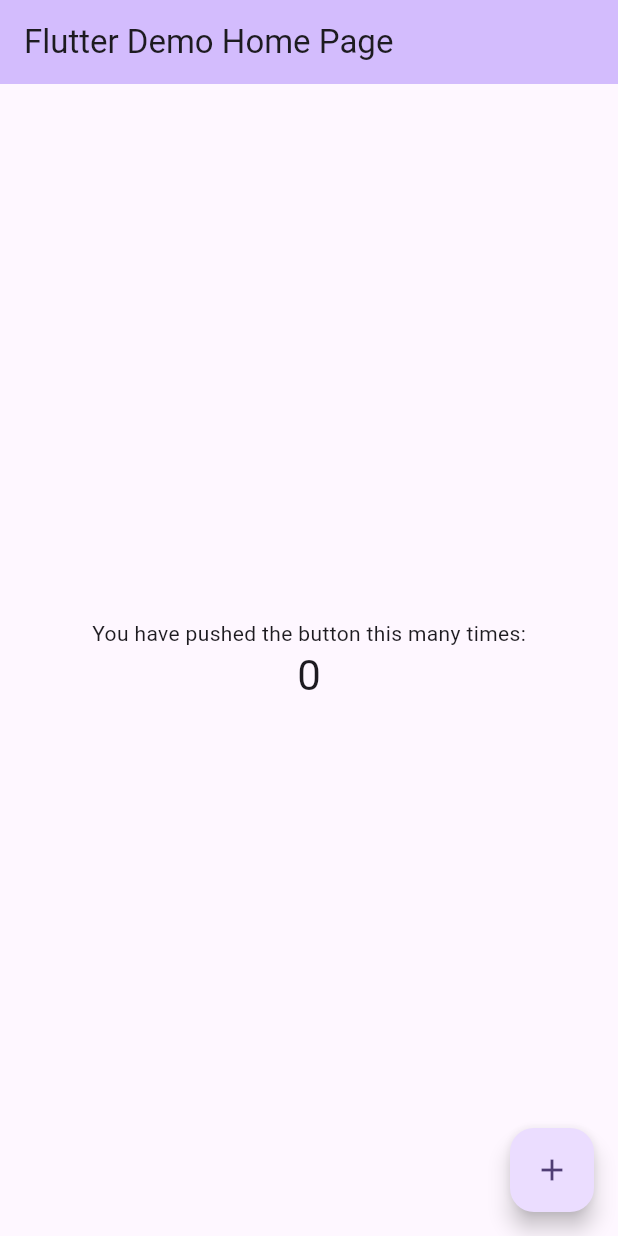
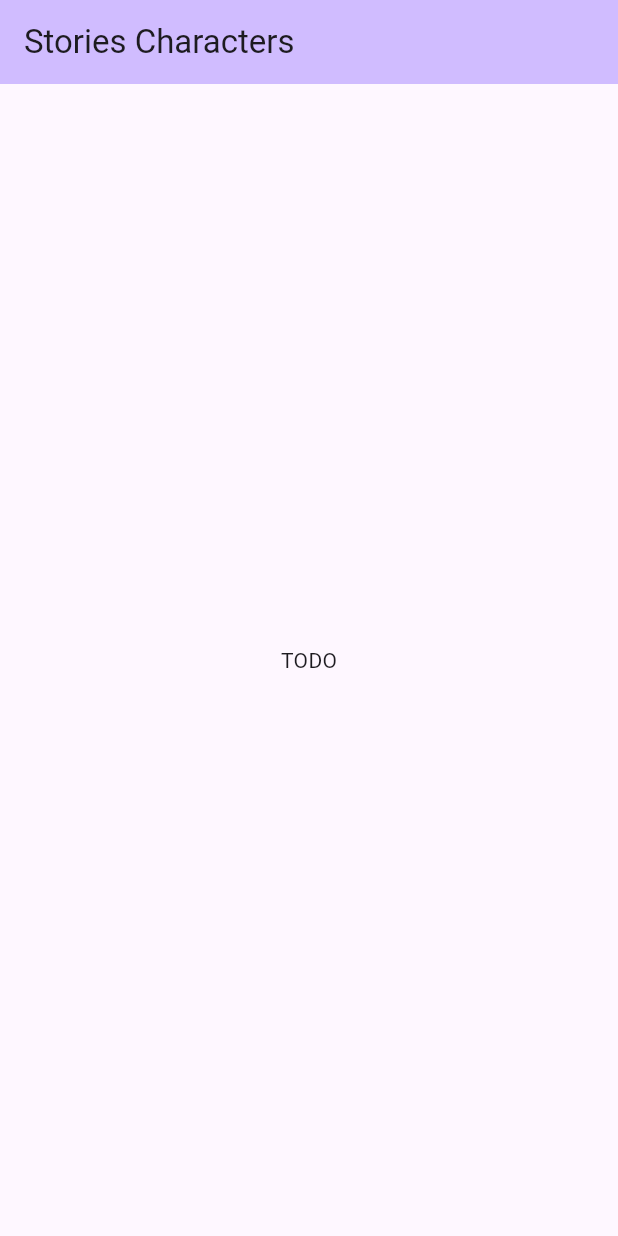
Before and after one commit to ismaelbej/book_characters, a Flutter app: the screen it shows after launch, on a phone screen of 412 x 824 dp. Run offline on Flutter 3.47's test engine with Material 3 defaults, Android fonts, the light colour scheme and no system bars.

Commit message:
Update home screen

```diff
--- a/lib/main.dart
+++ b/lib/main.dart
@@ -1,125 +1,7 @@
 import 'package:flutter/material.dart';
+
+import 'presentation/app.dart';
 
 void main() {
   runApp(const MyApp());
 }
-
-class MyApp extends StatelessWidget {
-  const MyApp({super.key});
-
-  // This widget is the root of your application.
-  @override
-  Widget build(BuildContext context) {
-    return MaterialApp(
-      title: 'Flutter Demo',
-      theme: ThemeData(
-        // This is the theme of your application.
-        //
-        // TRY THIS: Try running your application with "flutter run". You'll see
-        // the application has a purple toolbar. Then, without quitting the app,
-        // try changing the seedColor in the colorScheme below to Colors.green
-        // and then invoke "hot reload" (save your changes or press the "hot
-        // reload" button in a Flutter-supported IDE, or press "r" if you used
-        // the command line to start the app).
-        //
-        // Notice that the counter didn't reset back to zero; the application
-        // state is not lost during the reload. To reset the state, use hot
-        // restart instead.
-        //
-        // This works for code too, not just values: Most code changes can be
-        // tested with just a hot reload.
-        colorScheme: ColorScheme.fromSeed(seedColor: Colors.deepPurple),
-        useMaterial3: true,
-      ),
-      home: const MyHomePage(title: 'Flutter Demo Home Page'),
-    );
-  }
-}
-
-class MyHomePage extends StatefulWidget {
-  const MyHomePage({super.key, required this.title});
-
-  // This widget is the home page of your application. It is stateful, meaning
-  // that it has a State object (defined below) that contains fields that affect
-  // how it looks.
-
-  // This class is the configuration for the state. It holds the values (in this
-  // case the title) provided by the parent (in this case the App widget) and
-  // used by the build method of the State. Fields in a Widget subclass are
-  // always marked "final".
-
-  final String title;
-
-  @override
-  State<MyHomePage> createState() => _MyHomePageState();
-}
-
-class _MyHomePageState extends State<MyHomePage> {
-  int _counter = 0;
-
-  void _incrementCounter() {
-    setState(() {
-      // This call to setState tells the Flutter framework that something has
-      // changed in this State, which causes it to rerun the build method below
-      // so that the display can reflect the updated values. If we changed
-      // _counter without calling setState(), then the build method would not be
-      // called again, and so nothing would appear to happen.
-      _counter++;
-    });
-  }
-
-  @override
-  Widget build(BuildContext context) {
-    // This method is rerun every time setState is called, for instance as done
-    // by the _incrementCounter method above.
-    //
-    // The Flutter framework has been optimized to make rerunning build methods
-    // fast, so that you can just rebuild anything that needs updating rather
-    // than having to individually change instances of widgets.
-    return Scaffold(
-      appBar: AppBar(
-        // TRY THIS: Try changing the color here to a specific color (to
-        // Colors.amber, perhaps?) and trigger a hot reload to see the AppBar
-        // change color while the other colors stay the same.
-        backgroundColor: Theme.of(context).colorScheme.inversePrimary,
-        // Here we take the value from the MyHomePage object that was created by
-        // the App.build method, and use it to set our appbar title.
-        title: Text(widget.title),
-      ),
-      body: Center(
-        // Center is a layout widget. It takes a single child and positions it
-        // in the middle of the parent.
-        child: Column(
-          // Column is also a layout widget. It takes a list of children and
-          // arranges them vertically. By default, it sizes itself to fit its
-          // children horizontally, and tries to be as tall as its parent.
-          //
-          // Column has various properties to control how it sizes itself and
-          // how it positions its children. Here we use mainAxisAlignment to
-          // center the children vertically; the main axis here is the vertical
-          // axis because Columns are vertical (the cross axis would be
-          // horizontal).
-          //
-          // TRY THIS: Invoke "debug painting" (choose the "Toggle Debug Paint"
-          // action in the IDE, or press "p" in the console), to see the
-          // wireframe for each widget.
-          mainAxisAlignment: MainAxisAlignment.center,
-          children: <Widget>[
-            const Text(
-              'You have pushed the button this many times:',
-            ),
-            Text(
-              '$_counter',
-              style: Theme.of(context).textTheme.headlineMedium,
-            ),
-          ],
-        ),
-      ),
-      floatingActionButton: FloatingActionButton(
-        onPressed: _incrementCounter,
-        tooltip: 'Increment',
-        child: const Icon(Icons.add),
-      ), // This trailing comma makes auto-formatting nicer for build methods.
-    );
-  }
-}
--- /dev/null
+++ b/lib/presentation/app.dart
@@ -0,0 +1,19 @@
+import 'package:flutter/material.dart';
+
+import 'pages/home.dart';
+
+class MyApp extends StatelessWidget {
+  const MyApp({super.key});
+
+  @override
+  Widget build(BuildContext context) {
+    return MaterialApp(
+      title: 'Stories Characters',
+      debugShowCheckedModeBanner: false,
+      theme: ThemeData(
+        useMaterial3: true,
+      ),
+      home: const MyHomePage(title: 'Stories Characters'),
+    );
+  }
+}
--- /dev/null
+++ b/lib/presentation/pages/home.dart
@@ -0,0 +1,30 @@
+import 'package:flutter/material.dart';
+
+class MyHomePage extends StatefulWidget {
+  const MyHomePage({super.key, required this.title});
+
+  final String title;
+
+  @override
+  State<MyHomePage> createState() => _MyHomePageState();
+}
+
+class _MyHomePageState extends State<MyHomePage> {
+  @override
+  Widget build(BuildContext context) {
+    return Scaffold(
+      appBar: AppBar(
+        backgroundColor: Theme.of(context).colorScheme.inversePrimary,
+        title: Text(widget.title),
+      ),
+      body: const Center(
+        child: Column(
+          mainAxisAlignment: MainAxisAlignment.center,
+          children: <Widget>[
+            Text('TODO'),
+          ],
+        ),
+      ),
+    );
+  }
+}
```
Also changed, not shown: 2 other files.
